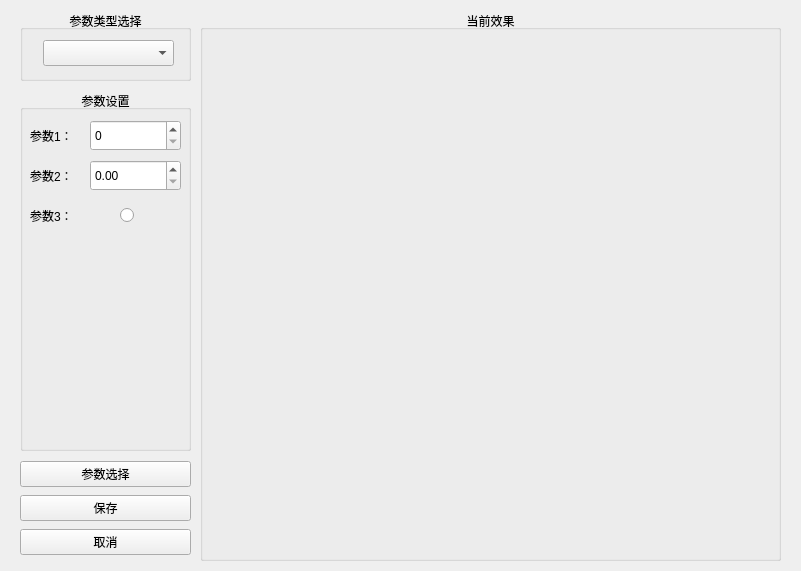
Old version of the form SettingSubWindow.ui in the repository kanyuanzhi/pyqt-template.
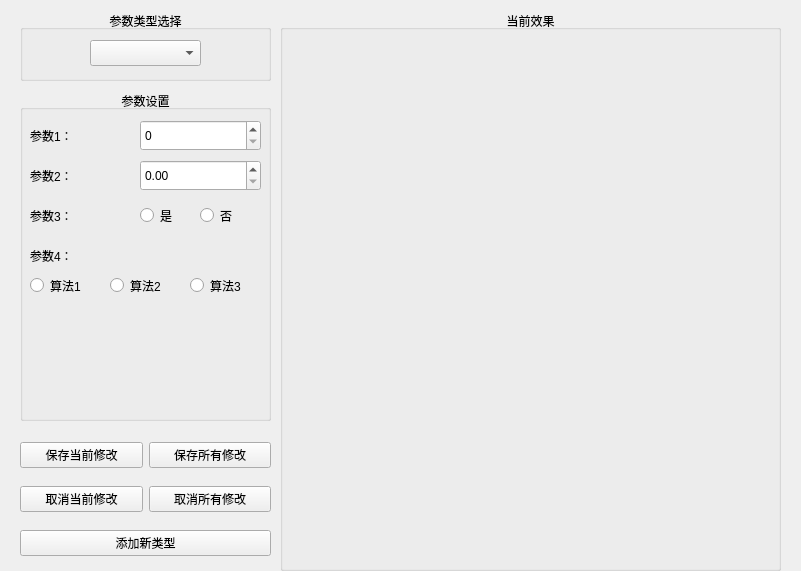
New version of the form.

Commit message: 添加参数修改页面，完善添加参数功能

The edit to the form file:
```diff
--- a/SettingSubWindow.ui
+++ b/SettingSubWindow.ui
@@ -18,8 +18,8 @@
     <rect>
      <x>20</x>
      <y>90</y>
-     <width>171</width>
-     <height>361</height>
+     <width>251</width>
+     <height>331</height>
     </rect>
    </property>
    <property name="title">
@@ -47,9 +47,9 @@
     </property>
     <property name="geometry">
      <rect>
-      <x>70</x>
+      <x>120</x>
       <y>30</y>
-      <width>91</width>
+      <width>121</width>
       <height>31</height>
      </rect>
     </property>
@@ -70,26 +70,13 @@
    <widget class="QDoubleSpinBox" name="doubleSpinBoxPara2">
     <property name="geometry">
      <rect>
-      <x>70</x>
+      <x>120</x>
       <y>70</y>
-      <width>91</width>
+      <width>121</width>
       <height>31</height>
      </rect>
     </property>
    </widget>
-   <widget class="QRadioButton" name="radioButtonPara3">
-    <property name="geometry">
-     <rect>
-      <x>100</x>
-      <y>110</y>
-      <width>21</width>
-      <height>31</height>
-     </rect>
-    </property>
-    <property name="text">
-     <string/>
-    </property>
-   </widget>
    <widget class="QLabel" name="label_3">
     <property name="geometry">
      <rect>
@@ -103,47 +90,92 @@
      <string>参数3：</string>
     </property>
    </widget>
-  </widget>
-  <widget class="QWidget" name="horizontalLayoutWidget">
-   <property name="geometry">
-    <rect>
-     <x>20</x>
-     <y>459</y>
-     <width>171</width>
-     <height>101</height>
-    </rect>
-   </property>
-   <layout class="QVBoxLayout" name="verticalLayout">
-    <item>
-     <widget class="QPushButton" name="pushButton">
-      <property name="text">
-       <string>参数选择</string>
-      </property>
-     </widget>
-    </item>
-    <item>
-     <widget class="QPushButton" name="pushButton_3">
-      <property name="text">
-       <string>保存</string>
-      </property>
-     </widget>
-    </item>
-    <item>
-     <widget class="QPushButton" name="pushButton_2">
-      <property name="text">
-       <string>取消</string>
-      </property>
-     </widget>
-    </item>
-   </layout>
+   <widget class="QRadioButton" name="InputPara3True">
+    <property name="geometry">
+     <rect>
+      <x>120</x>
+      <y>110</y>
+      <width>41</width>
+      <height>31</height>
+     </rect>
+    </property>
+    <property name="text">
+     <string>是</string>
+    </property>
+   </widget>
+   <widget class="QRadioButton" name="InputPara4Algo1">
+    <property name="geometry">
+     <rect>
+      <x>10</x>
+      <y>180</y>
+      <width>61</width>
+      <height>31</height>
+     </rect>
+    </property>
+    <property name="text">
+     <string>算法1</string>
+    </property>
+   </widget>
+   <widget class="QLabel" name="label_7">
+    <property name="geometry">
+     <rect>
+      <x>10</x>
+      <y>150</y>
+      <width>71</width>
+      <height>31</height>
+     </rect>
+    </property>
+    <property name="text">
+     <string>参数4：</string>
+    </property>
+   </widget>
+   <widget class="QRadioButton" name="InputPara3False">
+    <property name="geometry">
+     <rect>
+      <x>180</x>
+      <y>110</y>
+      <width>41</width>
+      <height>31</height>
+     </rect>
+    </property>
+    <property name="text">
+     <string>否</string>
+    </property>
+   </widget>
+   <widget class="QRadioButton" name="InputPara4Algo2">
+    <property name="geometry">
+     <rect>
+      <x>90</x>
+      <y>180</y>
+      <width>61</width>
+      <height>31</height>
+     </rect>
+    </property>
+    <property name="text">
+     <string>算法2</string>
+    </property>
+   </widget>
+   <widget class="QRadioButton" name="InputPara4Algo3">
+    <property name="geometry">
+     <rect>
+      <x>170</x>
+      <y>180</y>
+      <width>61</width>
+      <height>31</height>
+     </rect>
+    </property>
+    <property name="text">
+     <string>算法3</string>
+    </property>
+   </widget>
   </widget>
   <widget class="QGroupBox" name="groupBox_5">
    <property name="geometry">
     <rect>
-     <x>200</x>
+     <x>280</x>
      <y>10</y>
-     <width>581</width>
-     <height>551</height>
+     <width>501</width>
+     <height>561</height>
     </rect>
    </property>
    <property name="title">
@@ -158,7 +190,7 @@
     <rect>
      <x>20</x>
      <y>10</y>
-     <width>171</width>
+     <width>251</width>
      <height>71</height>
     </rect>
    </property>
@@ -171,14 +203,69 @@
    <widget class="QComboBox" name="comboBox">
     <property name="geometry">
      <rect>
-      <x>23</x>
+      <x>70</x>
       <y>30</y>
-      <width>131</width>
+      <width>111</width>
       <height>26</height>
      </rect>
     </property>
    </widget>
   </widget>
+  <widget class="QWidget" name="horizontalLayoutWidget">
+   <property name="geometry">
+    <rect>
+     <x>20</x>
+     <y>430</y>
+     <width>251</width>
+     <height>141</height>
+    </rect>
+   </property>
+   <layout class="QVBoxLayout" name="verticalLayout">
+    <item>
+     <layout class="QHBoxLayout" name="horizontalLayout">
+      <item>
+       <widget class="QPushButton" name="pushButtonSaveCurrent">
+        <property name="text">
+         <string>保存当前修改</string>
+        </property>
+       </widget>
+      </item>
+      <item>
+       <widget class="QPushButton" name="pushButtoSaveAll">
+        <property name="text">
+         <string>保存所有修改</string>
+        </property>
+       </widget>
+      </item>
+     </layout>
+    </item>
+    <item>
+     <layout class="QHBoxLayout" name="horizontalLayout_2">
+      <item>
+       <widget class="QPushButton" name="pushButtonCancelCurrent">
+        <property name="text">
+         <string>取消当前修改</string>
+        </property>
+       </widget>
+      </item>
+      <item>
+       <widget class="QPushButton" name="pushButtonCancelAll">
+        <property name="text">
+         <string>取消所有修改</string>
+        </property>
+       </widget>
+      </item>
+     </layout>
+    </item>
+    <item>
+     <widget class="QPushButton" name="pushButton">
+      <property name="text">
+       <string>添加新类型</string>
+      </property>
+     </widget>
+    </item>
+   </layout>
+  </widget>
  </widget>
  <resources/>
  <connections/>
```
Left out of the diff: 4 changed lines with no effect on the pictures. The commit also changes 5 other files.
